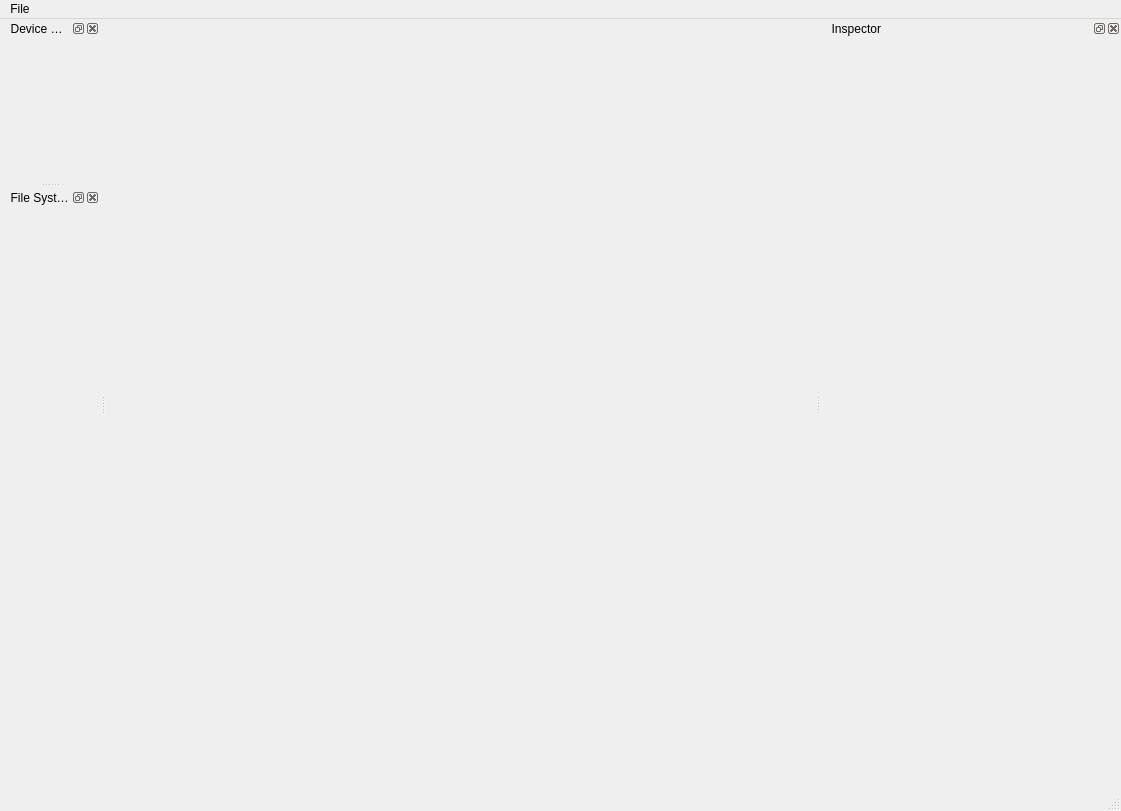
Above: tools/debug/UI/MainWindow.ui from TrickPlay/Trickplay before the change. Below: the same form after it.
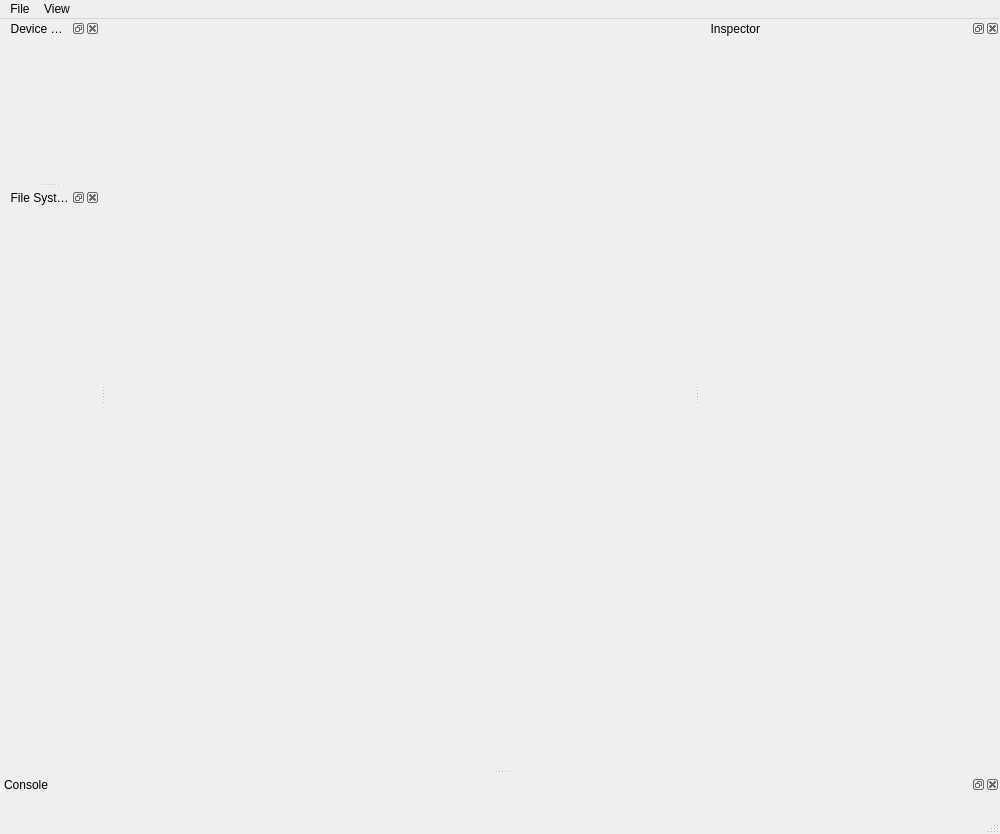
That is the form after the change.

Commit message: [debugger] Added Console, View menu, and fixed file opening errors bugzid:2322,2323,2324,2325,2329

```diff
--- a/tools/debug/UI/MainWindow.ui
+++ b/tools/debug/UI/MainWindow.ui
@@ -9,8 +9,8 @@
    <rect>
     <x>0</x>
     <y>0</y>
-    <width>1121</width>
-    <height>811</height>
+    <width>1000</width>
+    <height>834</height>
    </rect>
   </property>
   <property name="sizePolicy">
@@ -31,8 +31,8 @@
     <rect>
      <x>0</x>
      <y>0</y>
-     <width>1121</width>
-     <height>25</height>
+     <width>1000</width>
+     <height>27</height>
     </rect>
    </property>
    <widget class="QMenu" name="menuFile">
@@ -42,7 +42,13 @@
     <addaction name="action_Save"/>
     <addaction name="action_Exit"/>
    </widget>
+   <widget class="QMenu" name="menuView">
+    <property name="title">
+     <string>View</string>
+    </property>
+   </widget>
    <addaction name="menuFile"/>
+   <addaction name="menuView"/>
   </widget>
   <widget class="QDockWidget" name="InspectorDock">
    <property name="enabled">
@@ -129,6 +135,30 @@
     </layout>
    </widget>
   </widget>
+  <widget class="QDockWidget" name="ConsoleDock">
+   <property name="sizePolicy">
+    <sizepolicy hsizetype="Preferred" vsizetype="Preferred">
+     <horstretch>0</horstretch>
+     <verstretch>0</verstretch>
+    </sizepolicy>
+   </property>
+   <property name="floating">
+    <bool>false</bool>
+   </property>
+   <property name="windowTitle">
+    <string>Console</string>
+   </property>
+   <attribute name="dockWidgetArea">
+    <number>8</number>
+   </attribute>
+   <widget class="QWidget" name="ConsoleContainer">
+    <layout class="QGridLayout" name="gridLayout">
+     <item row="0" column="0">
+      <layout class="QGridLayout" name="ConsoleLayout"/>
+     </item>
+    </layout>
+   </widget>
+  </widget>
   <action name="actionExit">
    <property name="text">
     <string>Exit</string>
```
Left out of the diff: 1 changed line with no effect on the pictures. The commit also changes 9 other files.
